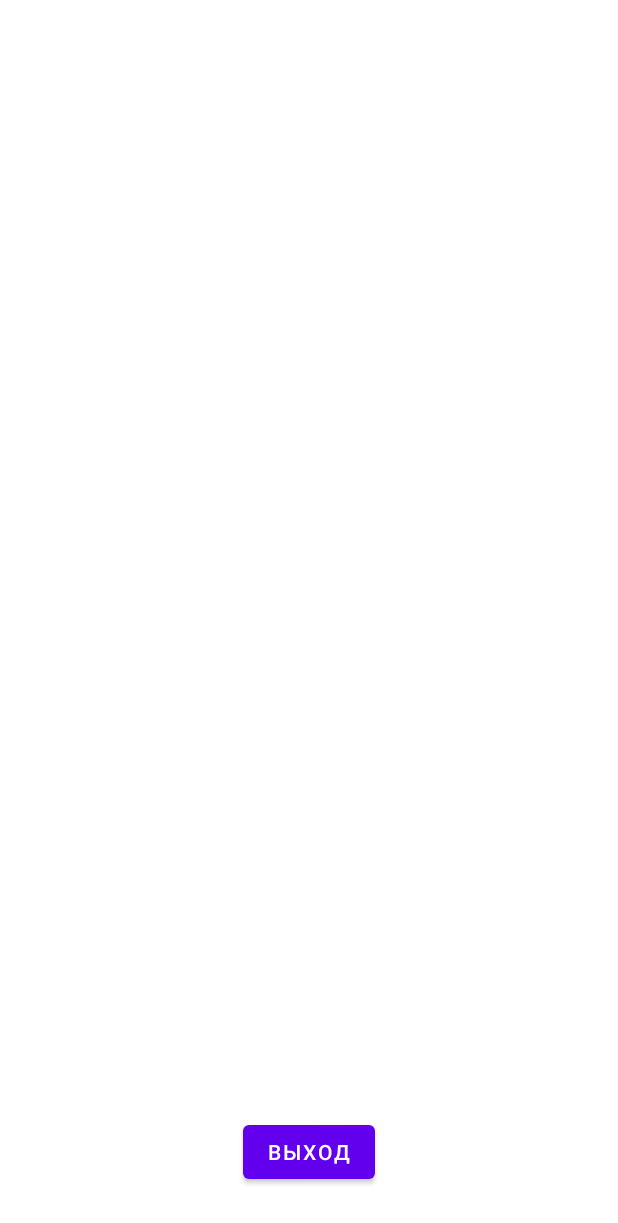
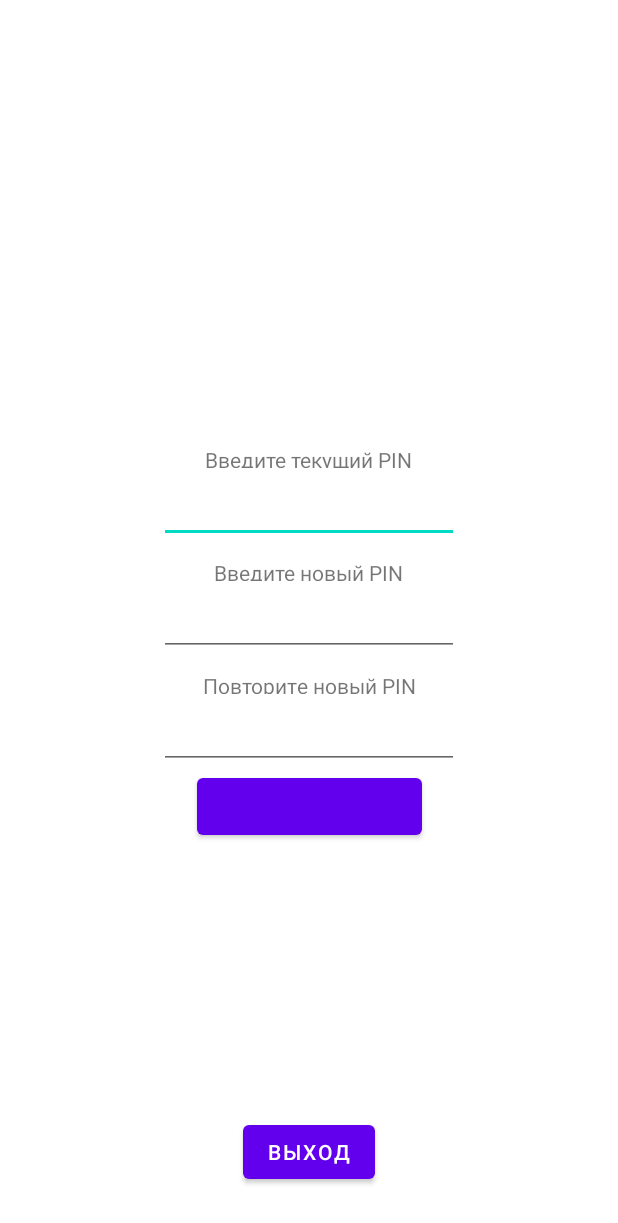
Before and after one commit to Nnnshei/Steganography, an Android app: the layout fragment_settings.xml on its own in the app's theme, with its tools: preview values and no code run, on a phone screen of 412 x 824 dp. Shown: the top 1223 px of the screen. Run offline under Robolectric (Android 15) with nearby library versions, the phone set to English and light mode, and no system bars.

```diff
--- a/app/src/main/java/com/maxsch/symmetricguide/entity/session/repository/SessionRepository.kt
+++ b/app/src/main/java/com/maxsch/symmetricguide/entity/session/repository/SessionRepository.kt
@@ -11,4 +11,8 @@ interface SessionRepository {
     fun getActiveSession(): Single<Session>
 
     fun clearSession(): Single<Unit>
+
+    fun changePin(pin: String): Completable
+
+    fun getPin(): Single<String>
 }
--- a/app/src/main/java/com/maxsch/symmetricguide/presentation/login/LoginPresenter.kt
+++ b/app/src/main/java/com/maxsch/symmetricguide/presentation/login/LoginPresenter.kt
@@ -49,6 +49,6 @@ class LoginPresenter(
     }
 
     private fun proceedToSteganography() {
-        viewState.openMenuScreen()
+        viewState.openPincodeScreen()
     }
 }
--- a/app/src/main/java/com/maxsch/symmetricguide/ui/login/LoginFragment.kt
+++ b/app/src/main/java/com/maxsch/symmetricguide/ui/login/LoginFragment.kt
@@ -34,8 +34,8 @@ class LoginFragment : MvpAppCompatFragment(R.layout.fragment_login), LoginView {
         }
     }
 
-    override fun openMenuScreen() {
-        findNavController().navigate(R.id.action_loginFragment_to_menuFragment)
+    override fun openPincodeScreen() {
+        findNavController().navigate(R.id.action_loginFragment_to_сheckPincodeFragment)
     }
 
     override fun showError() {
--- a/app/src/main/java/com/maxsch/symmetricguide/ui/login/LoginView.kt
+++ b/app/src/main/java/com/maxsch/symmetricguide/ui/login/LoginView.kt
@@ -7,7 +7,7 @@ interface LoginView : MvpView {
 
 
     @Skip
-    fun openMenuScreen()
+    fun openPincodeScreen()
 
     @Skip
     fun showError()
--- a/app/src/main/res/layout/fragment_settings.xml
+++ b/app/src/main/res/layout/fragment_settings.xml
@@ -5,6 +5,67 @@
     android:layout_width="match_parent"
     android:layout_height="match_parent"
     tools:context=".ui.settings.SettingsFragment">
+
+    <TextView
+        android:layout_width="wrap_content"
+        android:layout_height="15dp"
+        app:layout_constraintStart_toStartOf="parent"
+        app:layout_constraintEnd_toEndOf="parent"
+        app:layout_constraintBottom_toTopOf="@+id/settingsCurrentPIN"
+        android:text="Введите текущий PIN"/>
+
+    <EditText
+        android:id="@+id/settingsCurrentPIN"
+        android:layout_width="200dp"
+        android:layout_height="50dp"
+        android:layout_margin="25dp"
+        app:layout_constraintBottom_toTopOf="@id/settingsCreateNewPIN"
+        app:layout_constraintEnd_toEndOf="parent"
+        app:layout_constraintStart_toStartOf="parent"
+        android:layout_marginBottom="25dp"/>
+
+    <TextView
+        android:layout_width="wrap_content"
+        android:layout_height="15dp"
+        android:text="Введите новый PIN"
+        app:layout_constraintBottom_toTopOf="@+id/settingsCreateNewPIN"
+        app:layout_constraintEnd_toEndOf="parent"
+        app:layout_constraintStart_toStartOf="parent" />
+
+    <EditText
+        android:id="@+id/settingsCreateNewPIN"
+        android:layout_width="200dp"
+        android:layout_height="50dp"
+        app:layout_constraintTop_toTopOf="parent"
+        app:layout_constraintBottom_toBottomOf="parent"
+        app:layout_constraintEnd_toEndOf="parent"
+        app:layout_constraintStart_toStartOf="parent" />
+
+
+    <TextView
+        android:layout_width="wrap_content"
+        android:layout_height="15dp"
+        android:text="Повторите новый PIN"
+        app:layout_constraintBottom_toTopOf="@id/settingsReapetNewPIN"
+        app:layout_constraintEnd_toEndOf="parent"
+        app:layout_constraintStart_toStartOf="parent" />
+
+    <EditText
+        android:id="@+id/settingsReapetNewPIN"
+        android:layout_width="200dp"
+        android:layout_height="50dp"
+        android:layout_margin="25dp"
+        app:layout_constraintEnd_toEndOf="parent"
+        app:layout_constraintStart_toStartOf="parent"
+        app:layout_constraintTop_toBottomOf="@+id/settingsCreateNewPIN"/>
+
+    <Button
+        android:layout_width="150dp"
+        android:layout_height="50dp"
+        app:layout_constraintStart_toStartOf="parent"
+        app:layout_constraintEnd_toEndOf="parent"
+        app:layout_constraintTop_toBottomOf="@id/settingsReapetNewPIN"
+        />
 
     <com.google.android.material.button.MaterialButton
         android:id="@+id/settingsLogout"
--- a/build.gradle
+++ b/build.gradle
@@ -2,7 +2,8 @@
 
 buildscript {
     ext.kotlin_version = '1.3.71'
-    repositories {        google()
+    repositories {
+        google()
         jcenter()
 
     }
@@ -22,7 +23,6 @@ allprojects {
         maven { url "https://oss.jfrog.org/libs-snapshot" }
         maven { url 'https://jitpack.io' }
     }
-
 }
 
 task clean(type: Delete) {
```
Also changed, not shown: app/src/main/java/com/maxsch/symmetricguide/data/datasource/session/SessionDataSource.kt (+12 -0 lines), app/src/main/java/com/maxsch/symmetricguide/data/repository/session/SessionRepositoryImpl.kt (+9 -0 lines), app/src/main/java/com/maxsch/symmetricguide/ui/pincode/CheckPincodeFragment.kt (added, +43 -0 lines), app/src/main/res/layout/fragment_create_pincode.xml (added, +41 -0 lines), app/src/main/res/layout/fragment_pincode.xml (added, +35 -0 lines), app/src/main/res/navigation/nav_graph.xml (+10 -2 lines).
